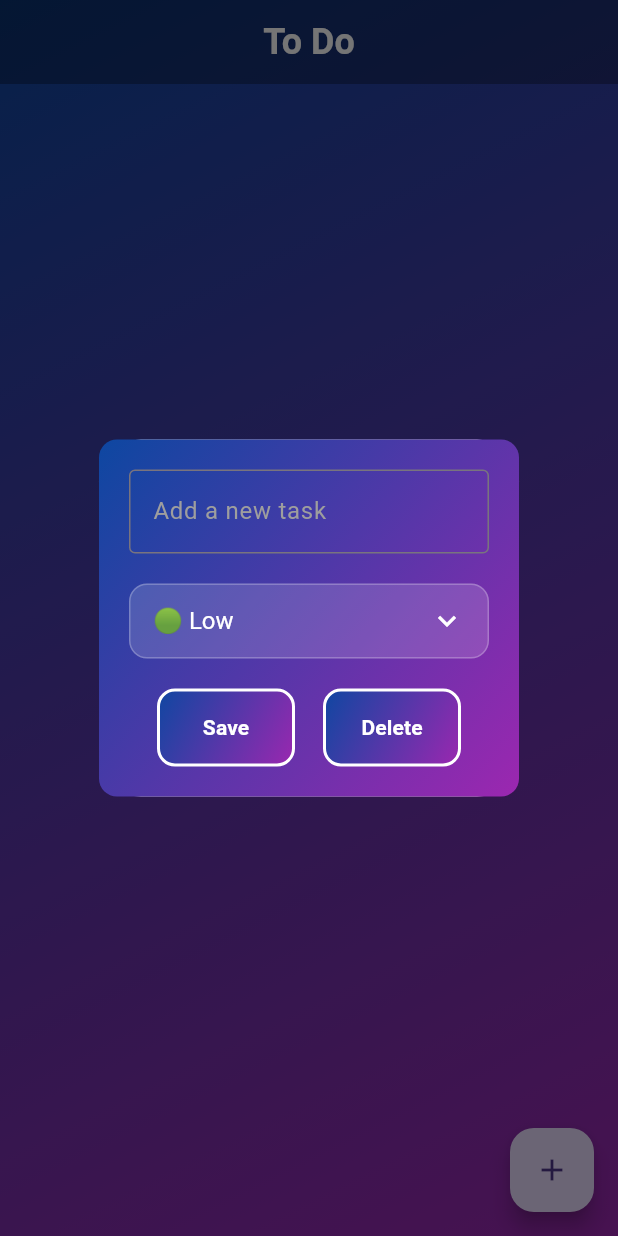
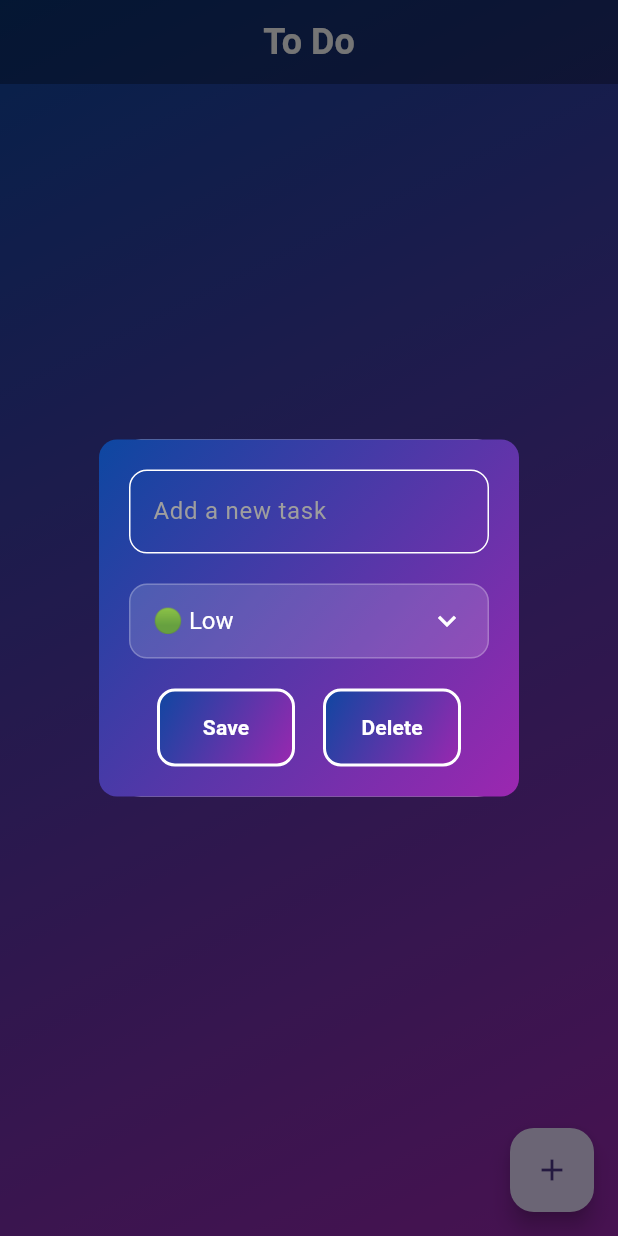
Before and after one commit to Ratul-11/ToDoAppUsingFlutter, a Flutter app: the screen it shows after launch, after a tap on the "add" icon, on a phone screen of 412 x 824 dp. Run offline on Flutter 3.47's test engine with Material 3 defaults, Android fonts, the phone set to English and light mode, and no system bars; our stand-ins replace flutter_slidable, hive_flutter; accounts and stored records are empty.

Commit message:
fixed the text border color

```diff
--- a/lib/utilities/dialog_box.dart
+++ b/lib/utilities/dialog_box.dart
@@ -57,14 +57,37 @@ class _DialogBoxState extends State<DialogBox> {
 
               decoration: InputDecoration(
 
-                border: OutlineInputBorder(),
+  filled: true,
 
-                hintText: "Add a new task",
+  fillColor: Colors.transparent,
 
-                hintStyle: TextStyle(
-                  color: Colors.grey,
-                ),
-              ),
+  hintText: "Add a new task",
+
+  hintStyle: TextStyle(
+    color: Colors.grey,
+  ),
+
+  enabledBorder: OutlineInputBorder(
+
+    borderRadius:
+        BorderRadius.circular(12),
+
+    borderSide: BorderSide(
+      color: Colors.white,
+    ),
+  ),
+
+  focusedBorder: OutlineInputBorder(
+
+    borderRadius:
+        BorderRadius.circular(12),
+
+    borderSide: BorderSide(
+      color: Colors.white,
+      width: 2,
+    ),
+  ),
+),
             ),
 
             SizedBox(height: 20),
```
